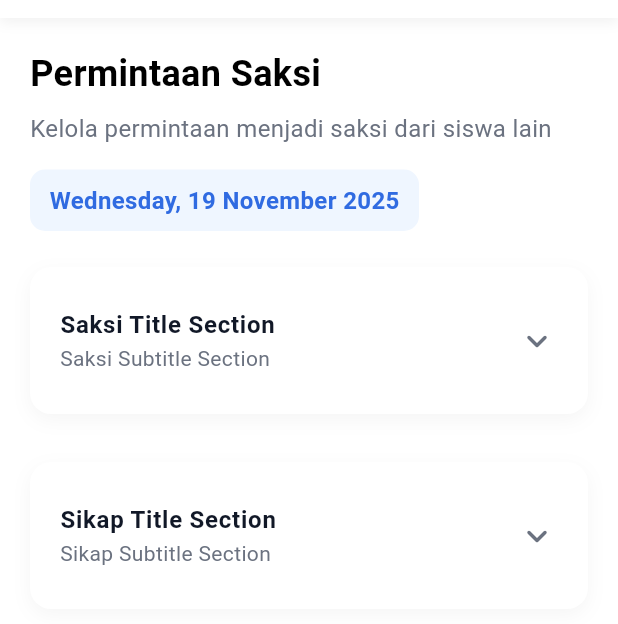
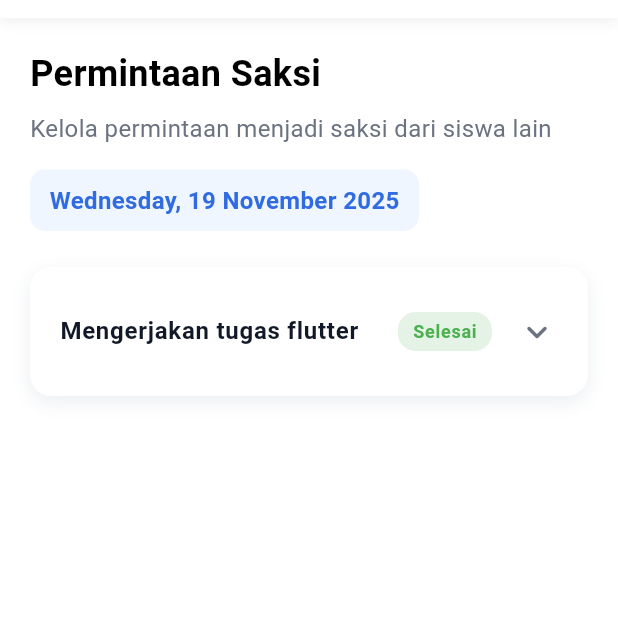
Before and after one commit to naylaqanitaalifia/jurnalku-mobile, a Flutter app: the WitnessRequest screen opened directly, on a phone screen of 412 x 824 dp, the part 84-708 px from its top. Run offline on Flutter 3.47's test engine with Material 3 defaults, Android fonts, the phone set to English and light mode, and no system bars; network calls fail.

Commit message:
fixing optimation

```diff
--- a/lib/main.dart
+++ b/lib/main.dart
@@ -32,9 +32,9 @@ class MyApp extends StatelessWidget {
       //   GlobalCupertinoLocalizations.delegate,
       // ],
 
-      // home: const AttitudeNotes(),
+      home: const AttitudeNotes(),
       // home: const Progress(),
-      home: const WitnessRequest(),
+      // home: const WitnessRequest(),
     );
   }
 }
--- a/lib/screens/gim.dart
+++ b/lib/screens/gim.dart
@@ -49,30 +49,18 @@ class Gim extends StatelessWidget {
 
                 AppInfoExpandCard(
                   title: 'GIM Title Section',
-                  subtitle: 'GIM Subtitle Section',
+                  status: 'Selesai',
+                  // subtitle: 'GIM Subtitle Section',
                   details: [
                     { "label": "Kompetensi", "value": "Menerapkan widget Expansion Tile" },
                     { "label": "Guru", "value": "Ibu Soleha" },
                     { "label": "Tanggal", "value": "20 Februari 2025" },
-                    { "label": "Status", "value": "Selesai" },
+                    // { "label": "Status", "value": "Selesai" },
                     { "label": "Catatan Guru", "value": "Sudah sangat baik, lanjutkan!" },
                     { "label": "Catatan Siswa", "value": "Perlu latihan lanjutan." },
                   ],
                 ),
                 SizedBox(height: 16),
-
-                AppInfoExpandCard(
-                  title: 'GIM Title Section',
-                  subtitle: 'GIM Subtitle Section',
-                  details: [
-                    { "label": "Kompetensi", "value": "Menerapkan widget Expansion Tile" },
-                    { "label": "Guru", "value": "Ibu Soleha" },
-                    { "label": "Tanggal", "value": "20 Februari 2025" },
-                    { "label": "Status", "value": "Selesai" },
-                    { "label": "Catatan Guru", "value": "Sudah sangat baik, lanjutkan!" },
-                    { "label": "Catatan Siswa", "value": "Perlu latihan lanjutan." },
-                  ],
-                ),
               ],
             )
           )
--- a/lib/screens/mobile_apps.dart
+++ b/lib/screens/mobile_apps.dart
@@ -49,31 +49,18 @@ class MobileApps extends StatelessWidget {
 
                 AppInfoExpandCard(
                   title: 'Widget Expansion Tile',
-                  subtitle: 'Belajar Widget Expansion Tile',
+                  // subtitle: 'Belajar Widget Expansion Tile',
+                  status: 'Selesai',
                   details: [
                     { "label": "Kompetensi", "value": "Menerapkan widget Expansion Tile" },
                     { "label": "Guru", "value": "Ibu Soleha" },
                     { "label": "Tanggal", "value": "20 Februari 2025" },
-                    { "label": "Status", "value": "Selesai" },
+                    // { "label": "Status", "value": "Selesai" },
                     { "label": "Catatan Guru", "value": "Sudah sangat baik, lanjutkan!" },
                     { "label": "Catatan Siswa", "value": "Perlu latihan lanjutan." },
                   ],
                 ),
                 SizedBox(height: 16),
-
-                AppInfoExpandCard(
-                  title: 'Widget Expansion Tile',
-                  subtitle: 'Belajar Widget Expansion Tile',
-                  details: [
-                    { "label": "Kompetensi", "value": "Menerapkan widget Expansion Tile" },
-                    { "label": "Guru", "value": "Ibu Soleha" },
-                    { "label": "Tanggal", "value": "20 Februari 2025" },
-                    { "label": "Status", "value": "Selesai" },
-                    { "label": "Catatan Guru", "value": "Sudah sangat baik, lanjutkan!" },
-                    { "label": "Catatan Siswa", "value": "Perlu latihan lanjutan." },
-                  ],
-                ),
-
               ],
             )
           )
--- a/lib/screens/other.dart
+++ b/lib/screens/other.dart
@@ -49,30 +49,18 @@ class Other extends StatelessWidget {
 
                 AppInfoExpandCard(
                   title: 'Lainnya Title Section',
-                  subtitle: 'Lainnya Subtitle Section',
+                  // subtitle: 'Lainnya Subtitle Section',
+                  status: 'Selesai',
                   details: [
                     { "label": "Kompetensi", "value": "Menerapkan widget Expansion Tile" },
                     { "label": "Guru", "value": "Ibu Soleha" },
                     { "label": "Tanggal", "value": "20 Februari 2025" },
-                    { "label": "Status", "value": "Selesai" },
+                    // { "label": "Status", "value": "Selesai" },
                     { "label": "Catatan Guru", "value": "Sudah sangat baik, lanjutkan!" },
                     { "label": "Catatan Siswa", "value": "Perlu latihan lanjutan." },
                   ],
                 ),
                 SizedBox(height: 16),
-
-                AppInfoExpandCard(
-                  title: 'Lainnya Title Section',
-                  subtitle: 'Lainnya Subtitle Section',
-                  details: [
-                    { "label": "Kompetensi", "value": "Menerapkan widget Expansion Tile" },
-                    { "label": "Guru", "value": "Ibu Soleha" },
-                    { "label": "Tanggal", "value": "20 Februari 2025" },
-                    { "label": "Status", "value": "Selesai" },
-                    { "label": "Catatan Guru", "value": "Sudah sangat baik, lanjutkan!" },
-                    { "label": "Catatan Siswa", "value": "Perlu latihan lanjutan." },
-                  ],
-                ),
               ],
             )
           )
--- a/lib/screens/project_work.dart
+++ b/lib/screens/project_work.dart
@@ -49,26 +49,13 @@ class ProjectWork extends StatelessWidget {
 
                 AppInfoExpandCard(
                   title: 'Project Work',
-                  subtitle: 'Kompetensi dan materi pembelajaran',
+                  status: 'Selesai',
+                  // subtitle: 'Kompetensi dan materi pembelajaran',
                   details: [
                     { "label": "Kompetensi", "value": "Menerapkan konsep project work" },
                     { "label": "Guru", "value": "Ibu Dewi Lestari" },
                     { "label": "Tanggal", "value": "20 Februari 2025" },
-                    { "label": "Status", "value": "Selesai" },
-                    { "label": "Catatan Guru", "value": "Sudah sangat baik, lanjutkan!" },
-                    { "label": "Catatan Siswa", "value": "Perlu latihan lanjutan." },
-                  ],
-                ),
-                SizedBox(height: 16),
-
-                AppInfoExpandCard(
-                  title: 'Project Work',
-                  subtitle: 'Kompetensi dan materi pembelajaran',
-                  details: [
-                    { "label": "Kompetensi", "value": "Menerapkan konsep project work" },
-                    { "label": "Guru", "value": "Ibu Dewi Lestari" },
-                    { "label": "Tanggal", "value": "20 Februari 2025" },
-                    { "label": "Status", "value": "Selesai" },
+                    // { "label": "Status", "value": "Selesai" },
                     { "label": "Catatan Guru", "value": "Sudah sangat baik, lanjutkan!" },
                     { "label": "Catatan Siswa", "value": "Perlu latihan lanjutan." },
                   ],
--- a/lib/screens/ukk.dart
+++ b/lib/screens/ukk.dart
@@ -53,30 +53,18 @@ class Ukk extends StatelessWidget {
 
                 AppInfoExpandCard(
                   title: 'UKK Title Section',
-                  subtitle: 'UKK Subtitle Section',
+                  status: 'Selesai',
+                  // subtitle: 'UKK Subtitle Section',
                   details: [
                     { "label": "Kompetensi", "value": "Menerapkan widget Expansion Tile" },
                     { "label": "Guru", "value": "Ibu Soleha" },
                     { "label": "Tanggal", "value": "20 Februari 2025" },
-                    { "label": "Status", "value": "Selesai" },
+                    // { "label": "Status", "value": "Selesai" },
                     { "label": "Catatan Guru", "value": "Sudah sangat baik, lanjutkan!" },
                     { "label": "Catatan Siswa", "value": "Perlu latihan lanjutan." },
                   ],
                 ),
                 SizedBox(height: 16),
-
-                AppInfoExpandCard(
-                  title: 'UKK Title Section',
-                  subtitle: 'UKK Subtitle Section',
-                  details: [
-                    { "label": "Kompetensi", "value": "Menerapkan widget Expansion Tile" },
-                    { "label": "Guru", "value": "Ibu Soleha" },
-                    { "label": "Tanggal", "value": "20 Februari 2025" },
-                    { "label": "Status", "value": "Selesai" },
-                    { "label": "Catatan Guru", "value": "Sudah sangat baik, lanjutkan!" },
-                    { "label": "Catatan Siswa", "value": "Perlu latihan lanjutan." },
-                  ],
-                ),
               ],
             )
           )
--- a/lib/screens/witness_request.dart
+++ b/lib/screens/witness_request.dart
@@ -90,32 +90,16 @@ class WitnessRequest extends StatelessWidget {
                 // ),
 
                 AppInfoExpandCard(
-                  title: 'Saksi Title Section',
-                  subtitle: 'Saksi Subtitle Section',
+                  title: "Mengerjakan tugas flutter",
+                  // subtitle: "2 Desember 2025",
+                  status: "Selesai",
                   details: [
-                    { "label": "Kategori", "value": "Baik" },
-                    { "label": "Catatan", "value": "Ibu Soleha" },
-                    { "label": "Status", "value": "20 Februari 2025" },
-                    { "label": "Dilaporkan", "value": "Selesai" },
-                    { "label": "Update Terakhir", "value": "Sudah sangat baik, lanjutkan!" },
-                    { "label": "Catatan Siswa", "value": "Perlu latihan lanjutan." },
-                    { "label": "Aksi", "value": "Perlu latihan lanjutan." },
+                    { "label": "Pengirim", "value": "Nayla Qanita Alifia" },
+                    { "label": "Tanggal", "value": "2 Desember 2025" },
+                    { "label": "Konfirmasi", "value": "tes" },
                   ],
                 ),
                 SizedBox(height: 16),
-
-                AppInfoExpandCard(
-                  title: 'Sikap Title Section',
-                  subtitle: 'Sikap Subtitle Section',
-                  details: [
-                    { "label": "Kompetensi", "value": "Menerapkan widget Expansion Tile" },
-                    { "label": "Guru", "value": "Ibu Soleha" },
-                    { "label": "Tanggal", "value": "20 Februari 2025" },
-                    { "label": "Status", "value": "Selesai" },
-                    { "label": "Catatan Guru", "value": "Sudah sangat baik, lanjutkan!" },
-                    { "label": "Catatan Siswa", "value": "Perlu latihan lanjutan." },
-                  ],
-                ),
               ],
             ),
           )
--- a/lib/widgets/app_info_expand_card.dart
+++ b/lib/widgets/app_info_expand_card.dart
@@ -1,17 +1,39 @@
 import 'package:flutter/material.dart';
 import 'package:jurnalku_mobile/utils/app_colors.dart';
 
-class AppInfoExpandCard extends StatelessWidget {
+class AppInfoExpandCard extends StatefulWidget {
   final String title;
-  final String subtitle;
+  final String? status;
   final List<Map<String, String>> details;
 
   const AppInfoExpandCard({
     super.key,
     required this.title,
-    required this.subtitle,
+    this.status,
     required this.details,
   });
+
+  @override
+  State<AppInfoExpandCard> createState() => _AppInfoExpandCardState();
+}
+
+class _AppInfoExpandCardState extends State<AppInfoExpandCard> {
+  bool isExpanded = false;
+
+  Color _statusColor(String status) {
+    switch (status.toLowerCase()) {
+      case 'baik':
+      case 'selesai':
+        return Colors.green;
+      case 'diproses':
+        return Colors.orange;
+      case 'buruk':
+      case 'perbaikan':
+        return Colors.red;
+      default:
+        return Colors.blue;
+    }
+  }
 
   @override
   Widget build(BuildContext context) {
@@ -22,9 +44,9 @@ class AppInfoExpandCard extends StatelessWidget {
         borderRadius: BorderRadius.circular(14),
         boxShadow: [
           BoxShadow(
-            color: Colors.black.withOpacity(0.04),
+            color: AppColors.borderPrimary,
             blurRadius: 10,
-            offset: Offset(0, 4),
+            offset: const Offset(0, 4),
           ),
         ],
       ),
@@ -35,38 +57,69 @@ class AppInfoExpandCard extends StatelessWidget {
           highlightColor: Colors.transparent,
         ),
         child: ExpansionTile(
-          tilePadding: const EdgeInsets.symmetric(horizontal: 20, vertical: 12),
-          childrenPadding: const EdgeInsets.symmetric(horizontal: 20, vertical: 16),
-          title: Text(
-            title,
+          tilePadding:
+              const EdgeInsets.symmetric(horizontal: 20, vertical: 14),
+          childrenPadding:
+              const EdgeInsets.symmetric(horizontal: 20, vertical: 16),
+          onExpansionChanged: (expanded) {
+            setState(() => isExpanded = expanded);
+          },
+
+          // TITLE & STATUS
+          title: Row(
+            mainAxisAlignment: MainAxisAlignment.spaceBetween,
+            children: [
+              Expanded(
+                child: Text(
+                  widget.title,
                   style: TextStyle(
                     color: AppColors.textPrimary,
                     fontSize: 16,
                     fontWeight: FontWeight.w600,
                   ),
                 ),
-          subtitle: Text(
-            subtitle,
+              ),
+              if (widget.status != null && widget.status!.isNotEmpty)
+                Container(
+                  padding:
+                      const EdgeInsets.symmetric(horizontal: 10, vertical: 4),
+                  decoration: BoxDecoration(
+                    color: _statusColor(widget.status!).withOpacity(0.15),
+                    borderRadius: BorderRadius.circular(12),
+                  ),
+                  child: Text(
+                    widget.status!,
                     style: TextStyle(
-              color: AppColors.textSecondary,
-              fontSize: 14,
+                      color: _statusColor(widget.status!),
+                      fontSize: 12,
+                      fontWeight: FontWeight.w600,
                     ),
                   ),
-          trailing: Icon(
+                ),
+            ],
+          ),
+
+          trailing: AnimatedRotation(
+            turns: isExpanded ? 0.5 : 0,
+            duration: const Duration(milliseconds: 250),
+            child: Icon(
               Icons.keyboard_arrow_down_rounded,
               color: AppColors.textSecondary,
               size: 28,
             ),
+          ),
+
+          // DETAIL
           children: [
             Column(
               crossAxisAlignment: CrossAxisAlignment.start,
-              children: [
-                for (int i = 0; i < details.length; i++) ...[
-                  Column(
+              children: List.generate(widget.details.length, (i) {
+                final item = widget.details[i];
+                return Column(
                   crossAxisAlignment: CrossAxisAlignment.start,
                   children: [
                     Text(
-                        details[i]['label'] ?? '',
+                      item['label'] ?? '',
                       style: TextStyle(
                         color: AppColors.textSecondary,
                         fontSize: 13,
@@ -74,7 +127,7 @@ class AppInfoExpandCard extends StatelessWidget {
                     ),
                     const SizedBox(height: 4),
                     Text(
-                        details[i]['value'] ?? '',
+                      item['value'] ?? '',
                       style: TextStyle(
                         color: AppColors.textPrimary,
                         fontSize: 15,
@@ -82,16 +135,15 @@ class AppInfoExpandCard extends StatelessWidget {
                       ),
                     ),
                     const SizedBox(height: 14),
-                    ],
-                  ),
-                  if (i != details.length - 1)
+                    if (i != widget.details.length - 1)
                       Container(
                         height: 1,
                         margin: const EdgeInsets.only(bottom: 8),
                         color: AppColors.borderPrimary.withOpacity(0.3),
                       ),
-                ]
                   ],
+                );
+              }),
             ),
           ],
         ),
```
Also changed, not shown: lib/screens/attitude_notes.dart (+8 -8 lines). Lines whose indentation alone changed are shown as unchanged.
